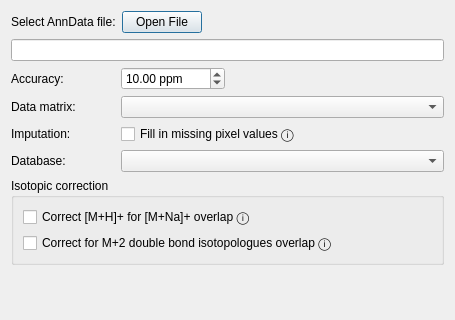
The window that resources/views/MsiAnndataImportDialog.ui (swinnenteam/LipidQMap) describes before a commit, drawn with Qt 5; both pictures show x 0 to 455 and y 0 to 320 of the 455 by 520 pixel window.
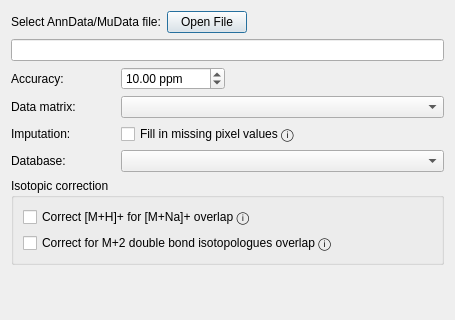
The same window after the commit.

The edit to the form file:
```diff
--- a/resources/views/MsiAnndataImportDialog.ui
+++ b/resources/views/MsiAnndataImportDialog.ui
@@ -19,7 +19,7 @@
      <item>
       <widget class="QLabel" name="label">
        <property name="text">
-        <string>Select AnnData file:</string>
+        <string>Select AnnData/MuData file:</string>
        </property>
       </widget>
      </item>
```
Left out of the diff: 2 changed lines with no effect on the pictures.
